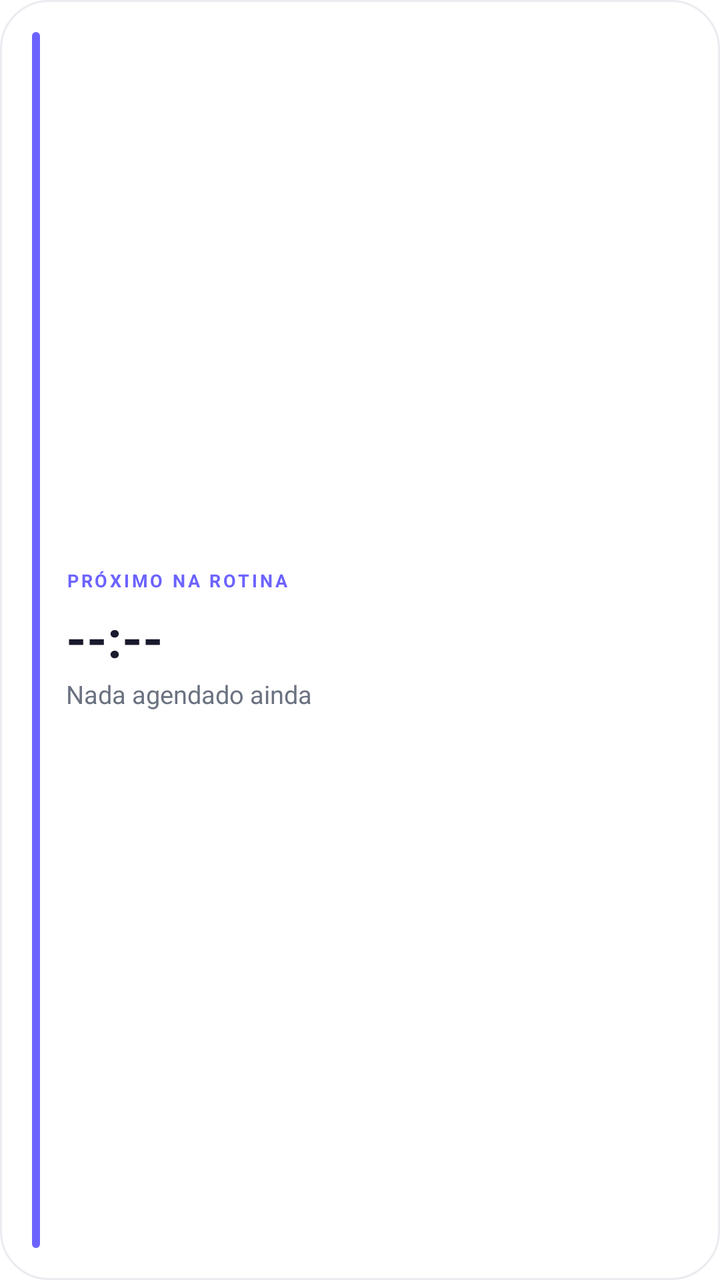
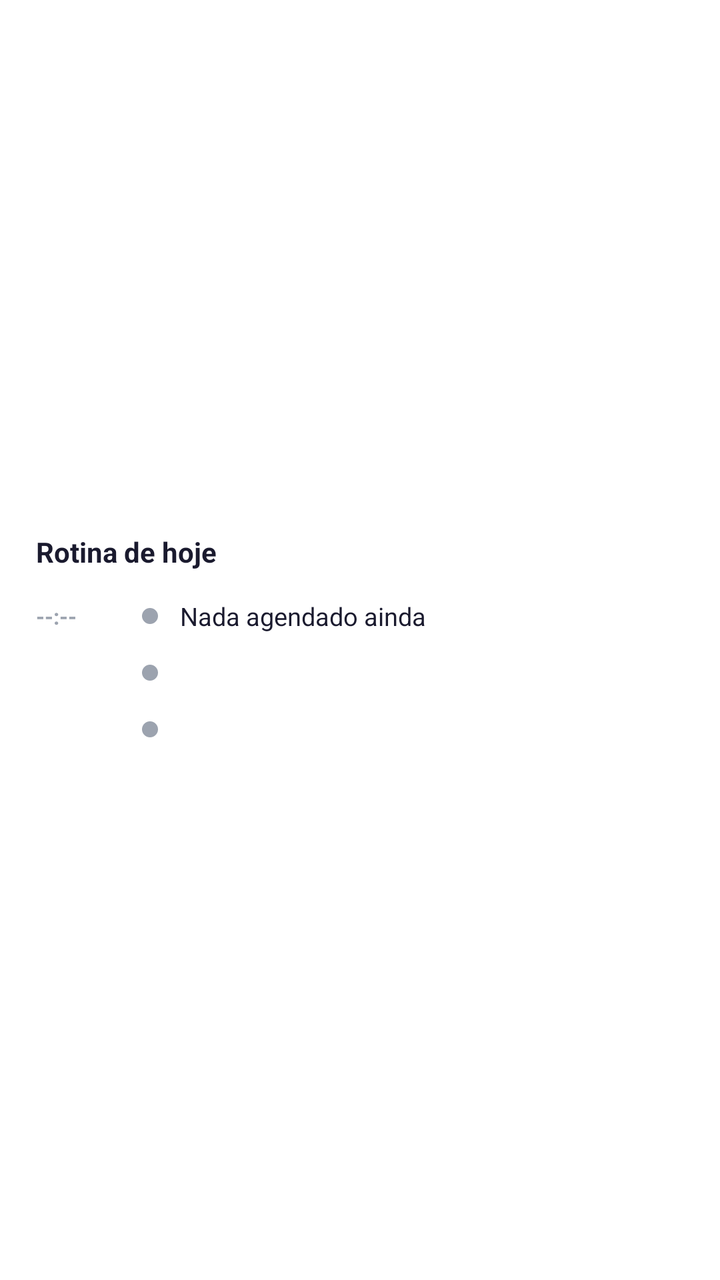

Compare the two renders of this Android layout. The source of the first and the diff that turns it into the second are given below.
<!-- AndroidManifest.xml: fallback theme Theme.MaterialComponents.DayNight.NoActionBar -->
<!-- res/layout/widget_routine.xml -->
<?xml version="1.0" encoding="utf-8"?>
<LinearLayout xmlns:android="http://schemas.android.com/apk/res/android"
    android:id="@+id/widget_routine_root"
    android:layout_width="match_parent"
    android:layout_height="match_parent"
    android:orientation="horizontal"
    android:background="@drawable/widget_card_bg"
    android:padding="16dp"
    android:gravity="center_vertical">

    <View
        android:layout_width="4dp"
        android:layout_height="match_parent"
        android:layout_marginEnd="13dp"
        android:background="@drawable/widget_accent_bar" />

    <LinearLayout
        android:layout_width="0dp"
        android:layout_height="wrap_content"
        android:layout_weight="1"
        android:orientation="vertical">

        <TextView
            android:layout_width="wrap_content"
            android:layout_height="wrap_content"
            android:textSize="9sp"
            android:textStyle="bold"
            android:textColor="#6C63FF"
            android:letterSpacing="0.14"
            android:text="PRÓXIMO NA ROTINA" />

        <TextView
            android:id="@+id/widget_routine_time"
            android:layout_width="wrap_content"
            android:layout_height="wrap_content"
            android:layout_marginTop="5dp"
            android:textSize="26sp"
            android:textStyle="bold"
            android:textColor="#1A1A2E"
            android:text="--:--" />

        <TextView
            android:id="@+id/widget_routine_name"
            android:layout_width="match_parent"
            android:layout_height="wrap_content"
            android:layout_marginTop="2dp"
            android:textSize="12.5sp"
            android:textColor="#6B7280"
            android:maxLines="1"
            android:ellipsize="end"
            android:text="Nada agendado ainda" />
    </LinearLayout>
</LinearLayout>
<!-- resources referenced by this layout -->
<resources>
  <!-- drawable widget_accent_bar (drawable) -->
  <?xml version="1.0" encoding="utf-8"?>
  <shape xmlns:android="http://schemas.android.com/apk/res/android" android:shape="rectangle">
    <solid android:color="#6C63FF" />
    <corners android:radius="999dp" />
  </shape>
  <!-- drawable widget_card_bg (drawable) -->
  <?xml version="1.0" encoding="utf-8"?>
  <shape xmlns:android="http://schemas.android.com/apk/res/android" android:shape="rectangle">
    <solid android:color="#FFFFFF" />
    <corners android:radius="24dp" />
    <stroke android:width="1dp" android:color="#EBEBF0" />
  </shape>
</resources>

<!-- the commit's change to res/layout/widget_routine.xml (unified diff, before → after) -->
@@ -3,51 +3,184 @@
     android:id="@+id/widget_routine_root"
     android:layout_width="match_parent"
     android:layout_height="match_parent"
-    android:orientation="horizontal"
+    android:orientation="vertical"
     android:background="@drawable/widget_card_bg"
-    android:padding="16dp"
+    android:padding="18dp"
     android:gravity="center_vertical">
 
-    <View
-        android:layout_width="4dp"
-        android:layout_height="match_parent"
-        android:layout_marginEnd="13dp"
-        android:background="@drawable/widget_accent_bar" />
-
     <LinearLayout
-        android:layout_width="0dp"
+        android:layout_width="match_parent"
         android:layout_height="wrap_content"
-        android:layout_weight="1"
-        android:orientation="vertical">
+        android:orientation="horizontal"
+        android:baselineAligned="true">
 
         <TextView
+            android:layout_width="0dp"
+            android:layout_weight="1"
+            android:layout_height="wrap_content"
+            android:textSize="14sp"
+            android:textStyle="bold"
+            android:textColor="#1A1A2E"
+            android:text="Rotina de hoje" />
+
+        <TextView
+            android:id="@+id/widget_routine_now"
             android:layout_width="wrap_content"
             android:layout_height="wrap_content"
-            android:textSize="9sp"
+            android:textSize="11sp"
             android:textStyle="bold"
-            android:textColor="#6C63FF"
-            android:letterSpacing="0.14"
-            android:text="PRÓXIMO NA ROTINA" />
+            android:textColor="#F59E0B"
+            android:maxLines="1"
+            android:text="" />
+    </LinearLayout>
+
+    
+    <LinearLayout
+        android:id="@+id/widget_routine_row1"
+        android:layout_width="match_parent"
+        android:layout_height="wrap_content"
+        android:layout_marginTop="14dp"
+        android:orientation="horizontal"
+        android:gravity="center_vertical">
 
         <TextView
-            android:id="@+id/widget_routine_time"
-            android:layout_width="wrap_content"
+            android:id="@+id/widget_routine_time1"
+            android:layout_width="42dp"
             android:layout_height="wrap_content"
-            android:layout_marginTop="5dp"
-            android:textSize="26sp"
+            android:textSize="11sp"
             android:textStyle="bold"
-            android:textColor="#1A1A2E"
+            android:textColor="#9CA3AF"
             android:text="--:--" />
 
+        <ImageView
+            android:id="@+id/widget_routine_dot1"
+            android:layout_width="8dp"
+            android:layout_height="8dp"
+            android:layout_marginStart="11dp"
+            android:src="@drawable/widget_dot_todo"
+            android:contentDescription="@null" />
+
         <TextView
-            android:id="@+id/widget_routine_name"
-            android:layout_width="match_parent"
+            android:id="@+id/widget_routine_name1"
+            android:layout_width="0dp"
+            android:layout_weight="1"
             android:layout_height="wrap_content"
-            android:layout_marginTop="2dp"
+            android:layout_marginStart="11dp"
             android:textSize="12.5sp"
-            android:textColor="#6B7280"
+            android:textColor="#1A1A2E"
             android:maxLines="1"
             android:ellipsize="end"
             android:text="Nada agendado ainda" />
+
+        <TextView
+            android:id="@+id/widget_routine_state1"
+            android:layout_width="wrap_content"
+            android:layout_height="wrap_content"
+            android:layout_marginStart="8dp"
+            android:textSize="9.5sp"
+            android:textStyle="bold"
+            android:textColor="#9CA3AF"
+            android:letterSpacing="0.05"
+            android:text="" />
+    </LinearLayout>
+
+    
+    <LinearLayout
+        android:id="@+id/widget_routine_row2"
+        android:layout_width="match_parent"
+        android:layout_height="wrap_content"
+        android:layout_marginTop="11dp"
+        android:orientation="horizontal"
+        android:gravity="center_vertical">
+
+        <TextView
+            android:id="@+id/widget_routine_time2"
+            android:layout_width="42dp"
+            android:layout_height="wrap_content"
+            android:textSize="11sp"
+            android:textStyle="bold"
+            android:textColor="#9CA3AF"
+            android:text="" />
+
+        <ImageView
+            android:id="@+id/widget_routine_dot2"
+            android:layout_width="8dp"
+            android:layout_height="8dp"
+            android:layout_marginStart="11dp"
+            android:src="@drawable/widget_dot_todo"
+            android:contentDescription="@null" />
+
+        <TextView
+            android:id="@+id/widget_routine_name2"
+            android:layout_width="0dp"
+            android:layout_weight="1"
+            android:layout_height="wrap_content"
+            android:layout_marginStart="11dp"
+            android:textSize="12.5sp"
+            android:textColor="#1A1A2E"
+            android:maxLines="1"
+            android:ellipsize="end"
+            android:text="" />
+
+        <TextView
+            android:id="@+id/widget_routine_state2"
+            android:layout_width="wrap_content"
+            android:layout_height="wrap_content"
+            android:layout_marginStart="8dp"
+            android:textSize="9.5sp"
+            android:textStyle="bold"
+            android:textColor="#9CA3AF"
+            android:letterSpacing="0.05"
+            android:text="" />
+    </LinearLayout>
+
+    
+    <LinearLayout
+        android:id="@+id/widget_routine_row3"
+        android:layout_width="match_parent"
+        android:layout_height="wrap_content"
+        android:layout_marginTop="11dp"
+        android:orientation="horizontal"
+        android:gravity="center_vertical">
+
+        <TextView
+            android:id="@+id/widget_routine_time3"
+            android:layout_width="42dp"
+            android:layout_height="wrap_content"
+            android:textSize="11sp"
+            android:textStyle="bold"
+            android:textColor="#9CA3AF"
+            android:text="" />
+
+        <ImageView
+            android:id="@+id/widget_routine_dot3"
+            android:layout_width="8dp"
+            android:layout_height="8dp"
+            android:layout_marginStart="11dp"
+            android:src="@drawable/widget_dot_todo"
+            android:contentDescription="@null" />
+
+        <TextView
+            android:id="@+id/widget_routine_name3"
+            android:layout_width="0dp"
+            android:layout_weight="1"
+            android:layout_height="wrap_content"
+            android:layout_marginStart="11dp"
+            android:textSize="12.5sp"
+            android:textColor="#1A1A2E"
+            android:maxLines="1"
+            android:ellipsize="end"
+            android:text="" />
+
+        <TextView
+            android:id="@+id/widget_routine_state3"
+            android:layout_width="wrap_content"
+            android:layout_height="wrap_content"
+            android:layout_marginStart="8dp"
+            android:textSize="9.5sp"
+            android:textStyle="bold"
+            android:textColor="#9CA3AF"
+            android:letterSpacing="0.05"
+            android:text="" />
     </LinearLayout>
 </LinearLayout>
<!-- resource entries referenced after the edit -->
@@ -1,17 +1,17 @@
 <!-- resources referenced by this layout -->
 <resources>
-  <!-- drawable widget_accent_bar (drawable) -->
-  <?xml version="1.0" encoding="utf-8"?>
-  <shape xmlns:android="http://schemas.android.com/apk/res/android" android:shape="rectangle">
-    <solid android:color="#6C63FF" />
-    <corners android:radius="999dp" />
-  </shape>
   <!-- drawable widget_card_bg (drawable) -->
   <?xml version="1.0" encoding="utf-8"?>
   <shape xmlns:android="http://schemas.android.com/apk/res/android" android:shape="rectangle">
     <solid android:color="#FFFFFF" />
-    <corners android:radius="24dp" />
-    <stroke android:width="1dp" android:color="#EBEBF0" />
+    <corners android:radius="32dp" />
   </shape>
+  <!-- drawable widget_dot_todo (drawable) -->
+  <?xml version="1.0" encoding="utf-8"?>
+  <vector xmlns:android="http://schemas.android.com/apk/res/android"
+      android:width="8dp" android:height="8dp"
+      android:viewportWidth="8" android:viewportHeight="8">
+    <path android:pathData="M0,4 a4,4 0 1,0 8,0 a4,4 0 1,0 -8,0 z" android:fillColor="#9CA3AF" />
+  </vector>
 </resources>
 
